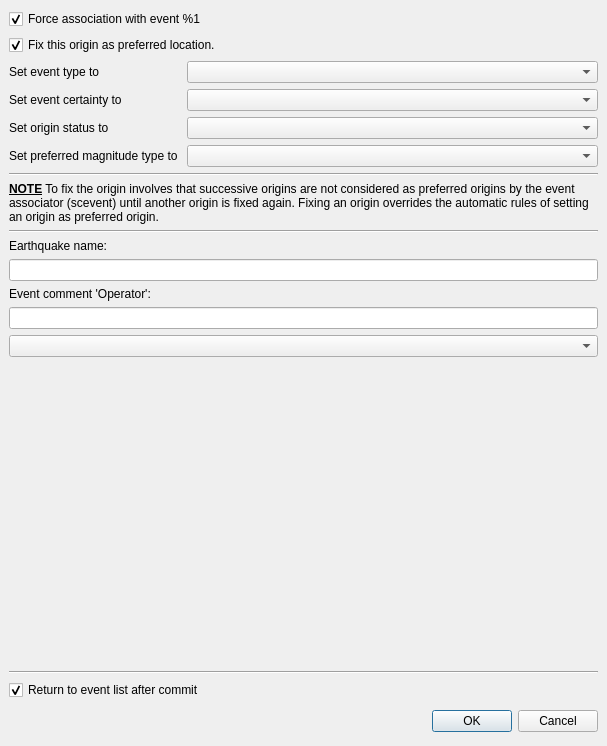
Old version of the form libs/seiscomp/gui/datamodel/originlocatorview_commit.ui in the repository SeisComP/common.
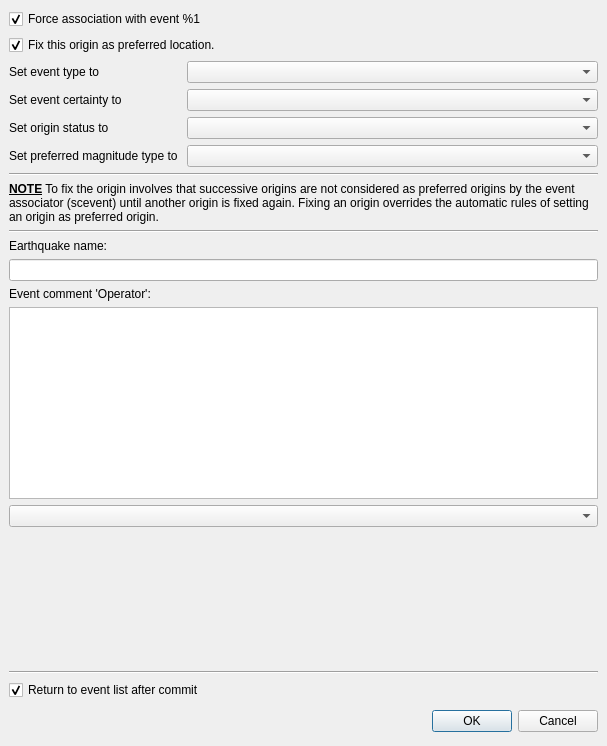
New version of the form.

Commit message: [gui] Replace operators comment QLineEdit with QTextEdit in dialog "Commit with additional options"

```diff
--- a/libs/seiscomp/gui/datamodel/originlocatorview_commit.ui
+++ b/libs/seiscomp/gui/datamodel/originlocatorview_commit.ui
@@ -179,11 +179,7 @@
        </widget>
       </item>
       <item>
-       <widget class="QLineEdit" name="editEQComment">
-        <property name="maxLength">
-         <number>160</number>
-        </property>
-       </widget>
+       <widget class="QTextEdit" name="editEQComment"/>
       </item>
       <item>
        <widget class="QComboBox" name="comboEQComment"/>
```
Left out of the diff: 6 changed lines with no effect on the pictures. The commit also changes 1 other file.
